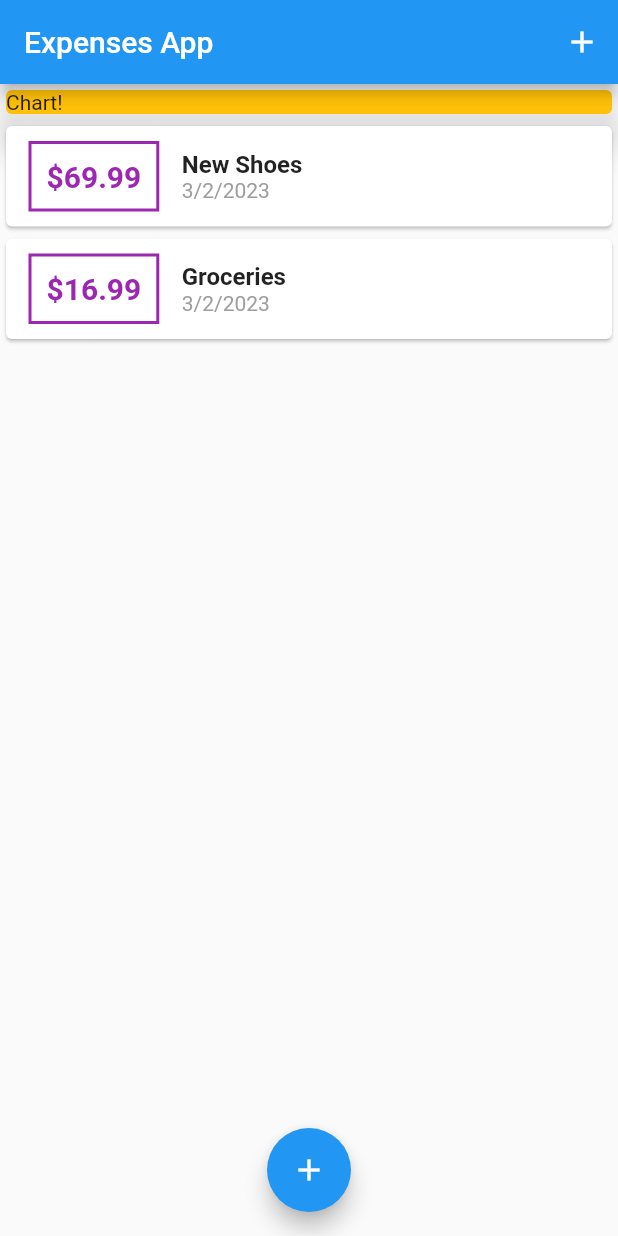
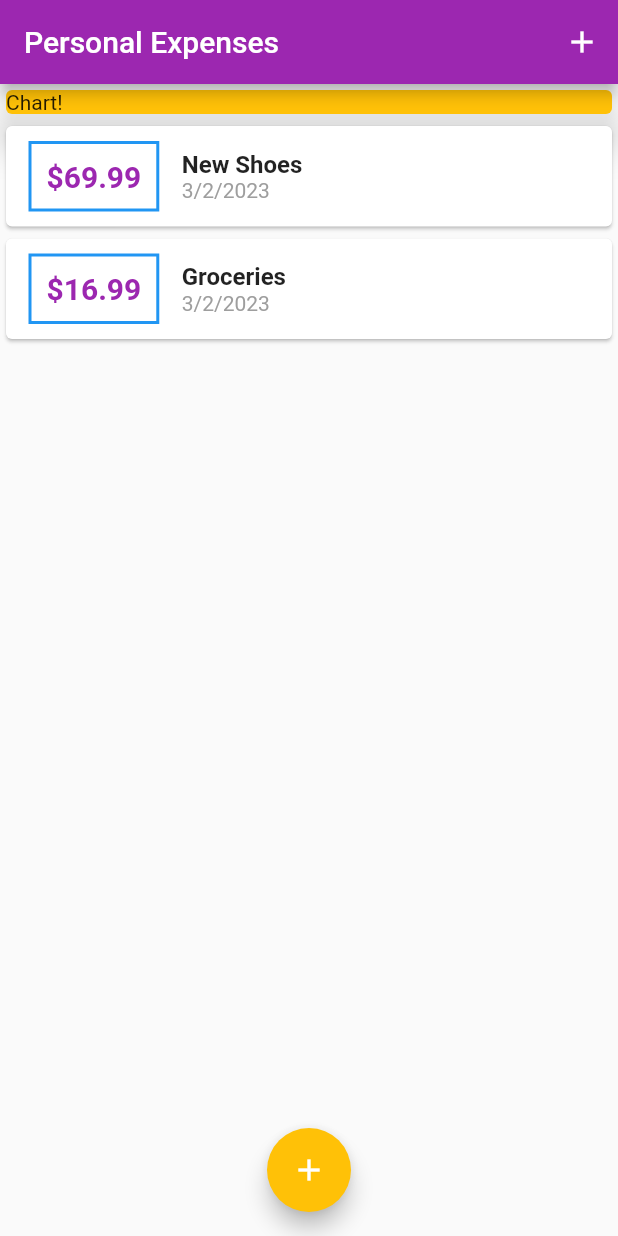
Before and after one commit to delwinbest/flutter_complete_guide, a Flutter app: the screen it shows after launch, on a phone screen of 412 x 824 dp. Run offline on Flutter 3.47's test engine with Material 2 defaults, Android fonts, the phone set to English and light mode, and no system bars.

Commit message:
Apply theme with primary and secondary color

```diff
--- a/lib/main.dart
+++ b/lib/main.dart
@@ -11,6 +11,9 @@ class MyApp extends StatelessWidget {
   Widget build(BuildContext context) {
     return MaterialApp(
       title: 'Personal Expenses',
+      theme: ThemeData(
+          colorScheme: ColorScheme.fromSwatch(primarySwatch: Colors.purple)
+              .copyWith(secondary: Colors.amber)),
       home: MyHomePage(),
     );
   }
@@ -62,7 +65,7 @@ class _MyHomePageState extends State<MyHomePage> {
   Widget build(BuildContext context) {
     return Scaffold(
       appBar: AppBar(
-        title: const Text('Expenses App'),
+        title: const Text('Personal Expenses'),
         actions: <Widget>[
           IconButton(
               onPressed: () => _startAddNewTransaction(context),
--- a/lib/widgets/transaction_list.dart
+++ b/lib/widgets/transaction_list.dart
@@ -11,7 +11,7 @@ class TransactionList extends StatelessWidget {
     return Container(
         height: 600,
         child: ListView.builder(
-          itemBuilder: (context, index) {
+          itemBuilder: (ctx, index) {
             return Card(
                 child: Row(children: <Widget>[
               Container(
@@ -19,7 +19,7 @@ class TransactionList extends StatelessWidget {
                     const EdgeInsets.symmetric(vertical: 10, horizontal: 15),
                 decoration: BoxDecoration(
                   border: Border.all(
-                    color: Colors.purple,
+                    color: Theme.of(context).primaryColor,
                     width: 2,
                   ),
                 ),
```
